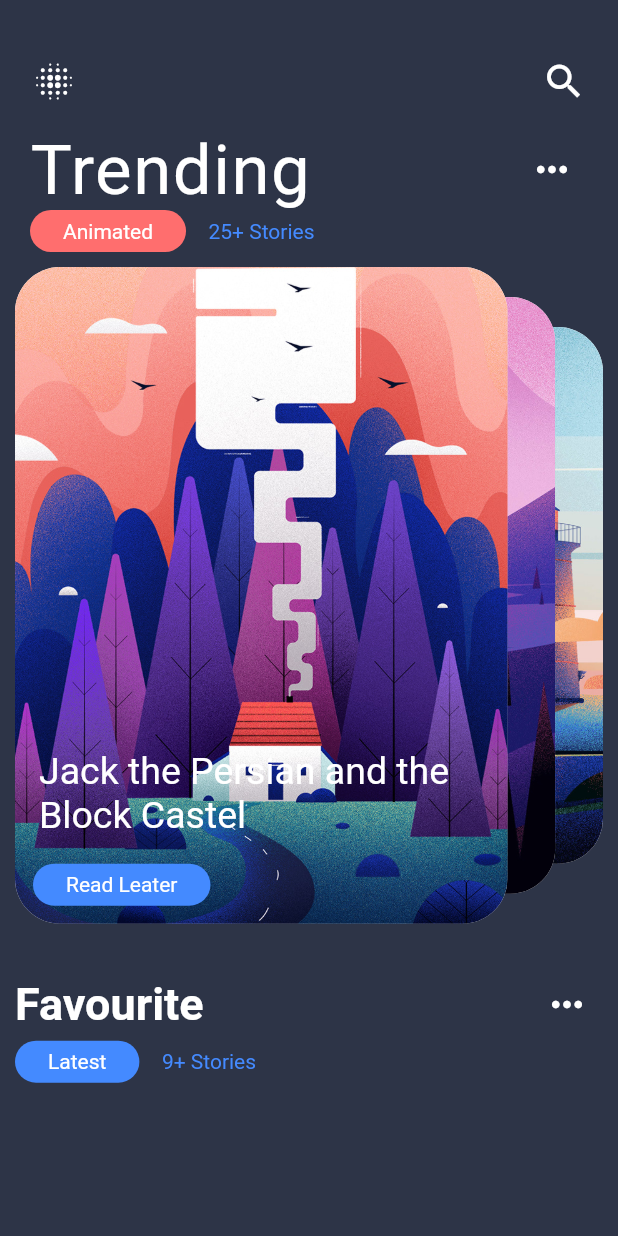
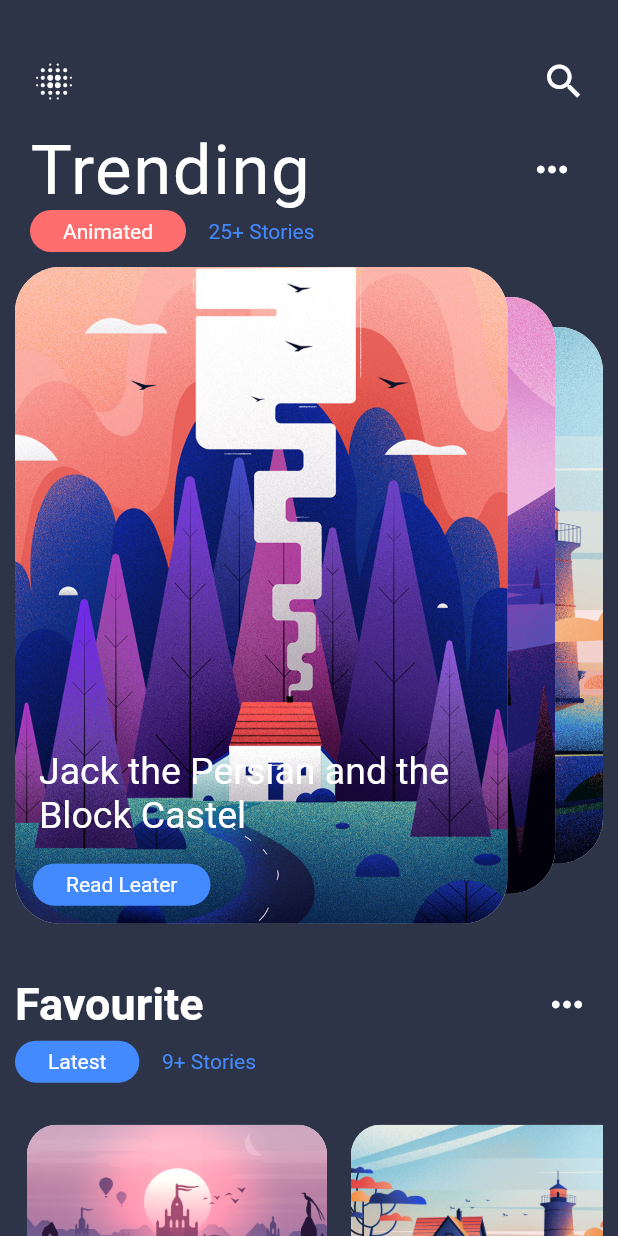
Before and after one commit to Rahat7288/flutter-story-app, a Flutter app: the screen it shows after launch, on a phone screen of 412 x 824 dp. Run offline on Flutter 3.47's test engine with Material 2 defaults, Android fonts, the phone set to English and light mode, and no system bars; Roboto replaces fonts that are missing (Calibre-Semibold, SF-Pro-Text-Reguler).

Commit message:
updating the home page

```diff
--- a/lib/custom_data/data.dart
+++ /dev/null
@@ -1,13 +0,0 @@
-List<String> images = [
-  "assets/images/image_01.png",
-  "assets/images/image_02.jpg",
-  "assets/images/image_03.jpg",
-  "assets/images/image_04.jpg",
-];
-
-List<String> title = [
-  "Hounted Ground",
-  "Fallen In Love",
-  "The Dreaming Moon",
-  "Jack the Persian and the Block Castel",
-];
--- a/lib/pages/home_page.dart
+++ b/lib/pages/home_page.dart
@@ -4,6 +4,7 @@ import 'package:flutter/material.dart';
 import 'package:story_ui/constant/custom_icons.dart';
 import 'package:story_ui/models/story_model.dart';
 import 'package:story_ui/pages/single_story.dart';
+import 'package:story_ui/widgets/fav_scroll_widgets.dart';
 // import '../custom_data/data.dart';
 import '../widgets/card_scroll_widget.dart';
 
@@ -204,6 +205,23 @@ class _HomePageState extends State<HomePage> {
                       ),
                     ],
                   ),
+                  const SizedBox(
+                    height: 20,
+                  ),
+                  SizedBox(
+                    height: 150.0,
+                    child: ListView.builder(
+                      // padding: EdgeInsets.symmetric(horizontal: 20.0),
+                      shrinkWrap: true,
+                      physics: const ClampingScrollPhysics(),
+                      scrollDirection: Axis.horizontal,
+                      itemCount: stories.length,
+                      itemBuilder: (BuildContext context, int index) => Padding(
+                        padding: const EdgeInsets.all(8.0),
+                        child: Container(child: FavScroll(stories[index])),
+                      ),
+                    ),
+                  )
                 ],
               ),
             )
--- /dev/null
+++ b/lib/widgets/fav_scroll_widgets.dart
@@ -0,0 +1,35 @@
+import 'package:flutter/material.dart';
+import 'package:story_ui/models/story_model.dart';
+
+Widget FavScroll(StoryModel storyModel) {
+  return ClipRRect(
+    borderRadius: BorderRadius.circular(20.0),
+    child: Container(
+      height: 100,
+      width: 200,
+      color: Colors.white,
+      child: Stack(
+        fit: StackFit.expand,
+        children: [
+          Image.asset(
+            storyModel.images,
+            fit: BoxFit.cover,
+          ),
+          Align(
+            alignment: Alignment.bottomLeft,
+            child: Padding(
+              padding: const EdgeInsets.symmetric(horizontal: 20, vertical: 20),
+              child: Text(
+                storyModel.title,
+                style: const TextStyle(
+                    color: Colors.white,
+                    fontSize: 18.0,
+                    fontWeight: FontWeight.w500),
+              ),
+            ),
+          )
+        ],
+      ),
+    ),
+  );
+}
```
